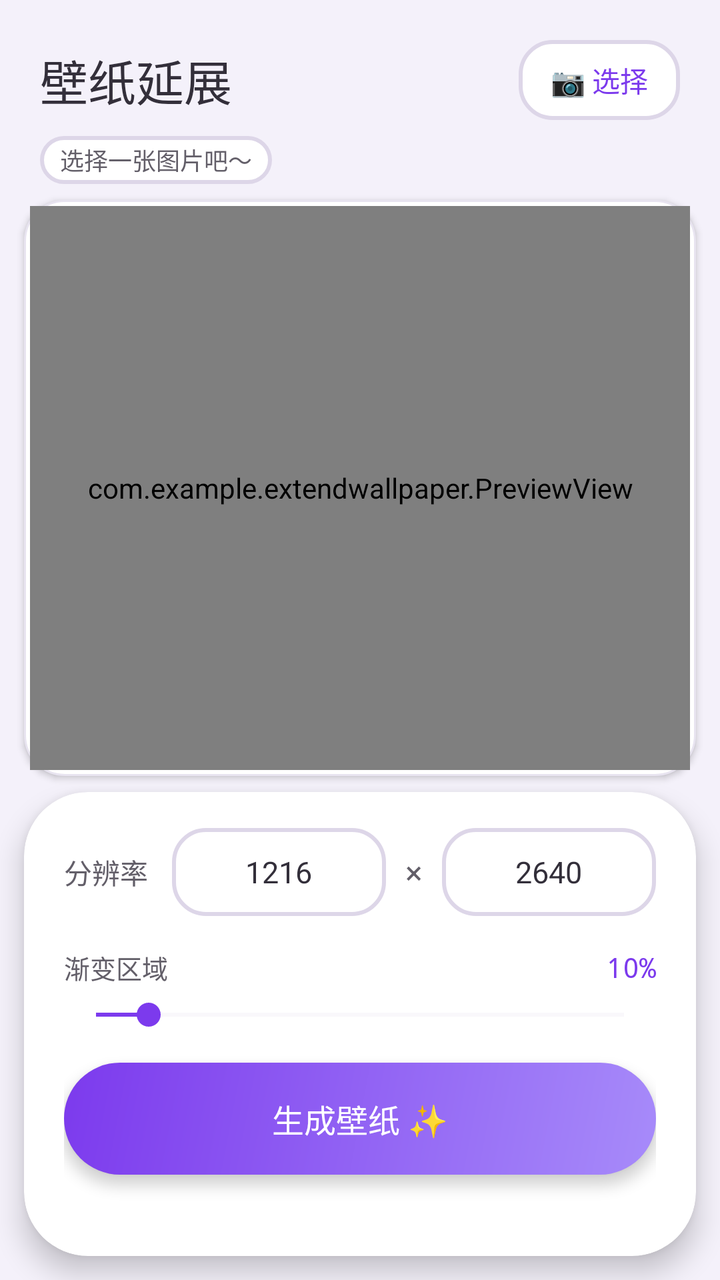
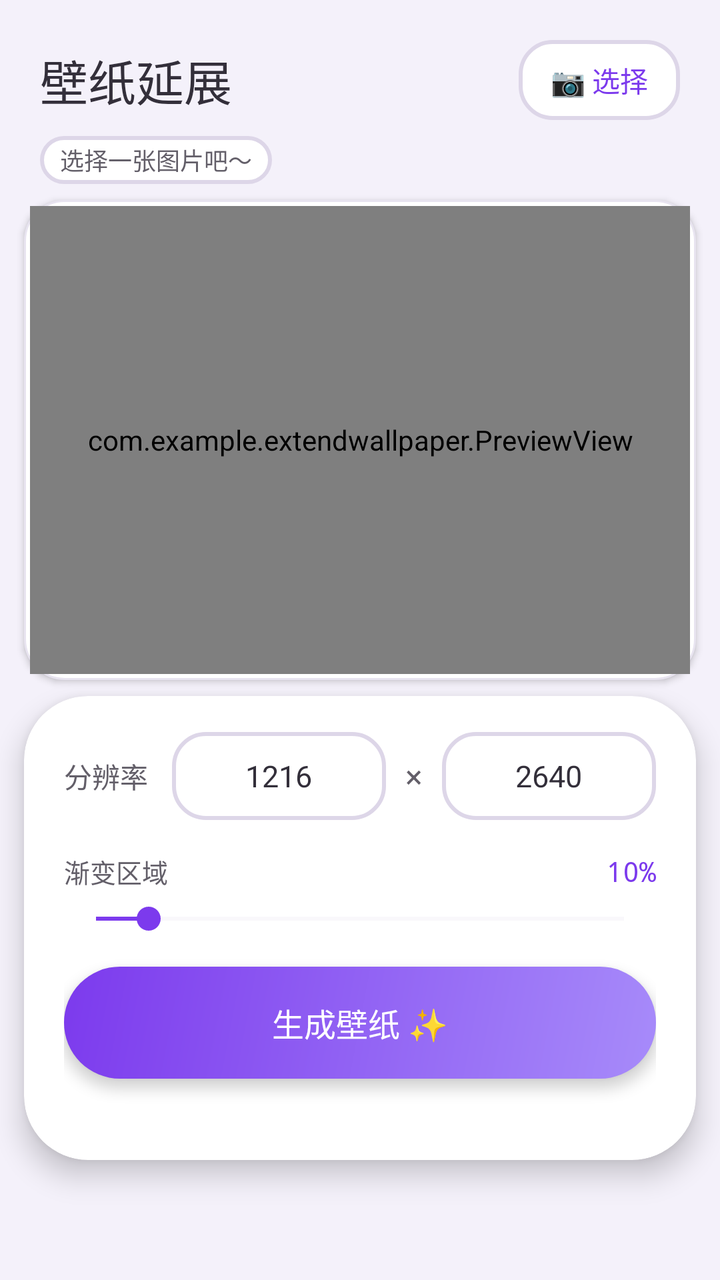

Compare the two renders of this Android layout. The source of the first and the diff that turns it into the second are given below.
<!-- AndroidManifest.xml: application theme Theme.ExtendWallpaper -->
<!-- res/layout/activity_main.xml -->
<?xml version="1.0" encoding="utf-8"?>
<LinearLayout xmlns:android="http://schemas.android.com/apk/res/android"
    xmlns:app="http://schemas.android.com/apk/res-auto"
    android:layout_width="match_parent"
    android:layout_height="match_parent"
    android:orientation="vertical"
    android:background="@color/bg"
    android:fitsSystemWindows="true">

    
    <LinearLayout
        android:layout_width="match_parent"
        android:layout_height="56dp"
        android:gravity="center_vertical"
        android:paddingHorizontal="20dp"
        android:layout_marginTop="12dp">

        <TextView
            android:layout_width="0dp"
            android:layout_weight="1"
            android:layout_height="wrap_content"
            android:text="壁纸延展"
            android:textSize="24sp"
            android:textColor="@color/text_primary"
            android:fontFamily="sans-serif-medium" />

        <TextView
            android:id="@+id/btnPickImage"
            android:layout_width="wrap_content"
            android:layout_height="40dp"
            android:gravity="center"
            android:paddingHorizontal="16dp"
            android:text="📷 选择"
            android:textSize="14sp"
            android:textColor="@color/accent_primary"
            android:background="@drawable/input_field_bg"
            android:clickable="true"
            android:focusable="true" />
    </LinearLayout>

    
    <TextView
        android:id="@+id/tvImageInfo"
        android:layout_width="wrap_content"
        android:layout_height="24dp"
        android:layout_marginStart="20dp"
        android:layout_marginBottom="4dp"
        android:gravity="center_vertical"
        android:text="选择一张图片吧～"
        android:textSize="12sp"
        android:textColor="@color/text_muted"
        android:paddingHorizontal="10dp"
        android:background="@drawable/input_field_bg" />

    
    <FrameLayout
        android:layout_width="match_parent"
        android:layout_height="0dp"
        android:layout_weight="1"
        android:layout_marginHorizontal="12dp"
        android:layout_marginTop="4dp"
        android:layout_marginBottom="8dp"
        android:background="@drawable/preview_frame"
        android:elevation="2dp"
        android:clipChildren="true">

        <com.example.extendwallpaper.PreviewView
            android:id="@+id/previewView"
            android:layout_width="match_parent"
            android:layout_height="match_parent"
            android:layout_margin="3dp" />
    </FrameLayout>

    
    <androidx.cardview.widget.CardView
        android:layout_width="match_parent"
        android:layout_height="wrap_content"
        android:layout_marginStart="12dp"
        android:layout_marginEnd="12dp"
        android:layout_marginBottom="12dp"
        app:cardCornerRadius="32dp"
        app:cardElevation="8dp"
        app:cardBackgroundColor="@color/surface"
        android:clipChildren="false">

        <LinearLayout
            android:layout_width="match_parent"
            android:layout_height="wrap_content"
            android:orientation="vertical"
            android:paddingHorizontal="20dp"
            android:paddingTop="16dp"
            android:paddingBottom="20dp">

            
            <LinearLayout
                android:layout_width="match_parent"
                android:layout_height="48dp"
                android:orientation="horizontal"
                android:gravity="center_vertical"
                android:layout_marginBottom="14dp">

                <TextView
                    android:layout_width="wrap_content"
                    android:layout_height="wrap_content"
                    android:text="分辨率"
                    android:textSize="14sp"
                    android:textColor="@color/text_muted"
                    android:layout_marginEnd="12dp" />

                <EditText
                    android:id="@+id/etPhoneWidth"
                    android:layout_width="0dp"
                    android:layout_weight="1"
                    android:layout_height="44dp"
                    android:inputType="number"
                    android:text="1216"
                    android:textColor="@color/text_primary"
                    android:textColorHint="#C4BFD0"
                    android:textSize="15sp"
                    android:gravity="center"
                    android:background="@drawable/input_field_bg" />

                <TextView
                    android:layout_width="28dp"
                    android:layout_height="44dp"
                    android:gravity="center"
                    android:text="×"
                    android:textSize="16sp"
                    android:textColor="@color/text_muted" />

                <EditText
                    android:id="@+id/etPhoneHeight"
                    android:layout_width="0dp"
                    android:layout_weight="1"
                    android:layout_height="44dp"
                    android:inputType="number"
                    android:text="2640"
                    android:textColor="@color/text_primary"
                    android:textColorHint="#C4BFD0"
                    android:textSize="15sp"
                    android:gravity="center"
                    android:background="@drawable/input_field_bg" />
            </LinearLayout>

            
            <LinearLayout
                android:layout_width="match_parent"
                android:layout_height="wrap_content"
                android:gravity="center_vertical"
                android:layout_marginBottom="2dp">

                <TextView
                    android:layout_width="0dp"
                    android:layout_weight="1"
                    android:layout_height="wrap_content"
                    android:text="渐变区域"
                    android:textSize="13sp"
                    android:textColor="@color/text_muted" />

                <TextView
                    android:id="@+id/tvModifyZone"
                    android:layout_width="wrap_content"
                    android:layout_height="wrap_content"
                    android:text="10%"
                    android:textSize="14sp"
                    android:textColor="@color/accent_primary"
                    android:fontFamily="monospace" />
            </LinearLayout>

            <SeekBar
                android:id="@+id/sbModifyZone"
                android:layout_width="match_parent"
                android:layout_height="24dp"
                android:max="100"
                android:progress="10"
                android:thumbTint="@color/accent_primary"
                android:progressTint="@color/accent_primary"
                android:progressBackgroundTint="#E8E4F0"
                android:layout_marginBottom="12dp" />

            
            <LinearLayout
                android:id="@+id/btnGenerate"
                android:layout_width="match_parent"
                android:layout_height="56dp"
                android:gravity="center"
                android:background="@drawable/btn_primary"
                android:clickable="true"
                android:focusable="true"
                android:elevation="4dp">

                <ProgressBar
                    android:id="@+id/progressBar"
                    android:layout_width="20dp"
                    android:layout_height="20dp"
                    android:layout_marginEnd="8dp"
                    android:visibility="gone"
                    android:indeterminateTint="@color/text_on_primary" />

                <TextView
                    android:layout_width="wrap_content"
                    android:layout_height="wrap_content"
                    android:text="生成壁纸 ✨"
                    android:textSize="16sp"
                    android:textColor="@color/text_on_primary"
                    android:fontFamily="sans-serif-medium" />
            </LinearLayout>

            <TextView
                android:id="@+id/tvResult"
                android:layout_width="match_parent"
                android:layout_height="wrap_content"
                android:layout_marginTop="6dp"
                android:textSize="11sp"
                android:textColor="@color/text_muted"
                android:gravity="center" />
        </LinearLayout>
    </androidx.cardview.widget.CardView>

</LinearLayout>
<!-- resources referenced by this layout -->
<resources>
  <color name="accent_primary">#7C3AED</color>
  <color name="bg">#F4F1FA</color>
  <color name="surface">#FFFFFF</color>
  <color name="text_muted">#635F69</color>
  <color name="text_on_primary">#FFFFFF</color>
  <color name="text_primary">#332F3A</color>
  <!-- drawable btn_primary (drawable) -->
  <?xml version="1.0" encoding="utf-8"?>
  <shape xmlns:android="http://schemas.android.com/apk/res/android">
      <gradient android:startColor="#A78BFA" android:endColor="#7C3AED" android:angle="135" />
      <corners android:radius="28dp" />
  </shape>
  <!-- drawable input_field_bg (drawable) -->
  <?xml version="1.0" encoding="utf-8"?>
  <shape xmlns:android="http://schemas.android.com/apk/res/android">
      <solid android:color="#FFFFFF" />
      <corners android:radius="16dp" />
      <stroke android:width="2dp" android:color="#DDD6E8" />
  </shape>
  <!-- drawable preview_frame (drawable) -->
  <?xml version="1.0" encoding="utf-8"?>
  <shape xmlns:android="http://schemas.android.com/apk/res/android">
      <solid android:color="@color/surface" />
      <corners android:radius="20dp" />
      <stroke android:width="1dp" android:color="#E8E4F0" />
  </shape>
  <style name="Theme.ExtendWallpaper" parent="Theme.MaterialComponents.Light.NoActionBar">
          <item name="colorPrimary">@color/accent_primary</item>
          <item name="colorPrimaryVariant">@color/accent_light</item>
          <item name="colorOnPrimary">@color/text_on_primary</item>
          <item name="colorSecondary">@color/accent_secondary</item>
          <item name="android:statusBarColor">@color/bg</item>
          <item name="android:navigationBarColor">@color/surface</item>
      </style>
  <color name="accent_light">#A78BFA</color>
  <color name="accent_secondary">#DB2777</color>
</resources>

<!-- the commit's change to res/layout/activity_main.xml (unified diff, before → after) -->
@@ -1,11 +1,16 @@
 <?xml version="1.0" encoding="utf-8"?>
-<LinearLayout xmlns:android="http://schemas.android.com/apk/res/android"
+<ScrollView xmlns:android="http://schemas.android.com/apk/res/android"
     xmlns:app="http://schemas.android.com/apk/res-auto"
     android:layout_width="match_parent"
     android:layout_height="match_parent"
-    android:orientation="vertical"
     android:background="@color/bg"
-    android:fitsSystemWindows="true">
+    android:fitsSystemWindows="true"
+    android:fillViewport="true">
+
+<LinearLayout
+    android:layout_width="match_parent"
+    android:layout_height="wrap_content"
+    android:orientation="vertical">
 
     
     <LinearLayout
@@ -55,8 +60,7 @@
     
     <FrameLayout
         android:layout_width="match_parent"
-        android:layout_height="0dp"
-        android:layout_weight="1"
+        android:layout_height="240dp"
         android:layout_marginHorizontal="12dp"
         android:layout_marginTop="4dp"
         android:layout_marginBottom="8dp"
@@ -218,3 +222,5 @@
     </androidx.cardview.widget.CardView>
 
 </LinearLayout>
+
+</ScrollView>
